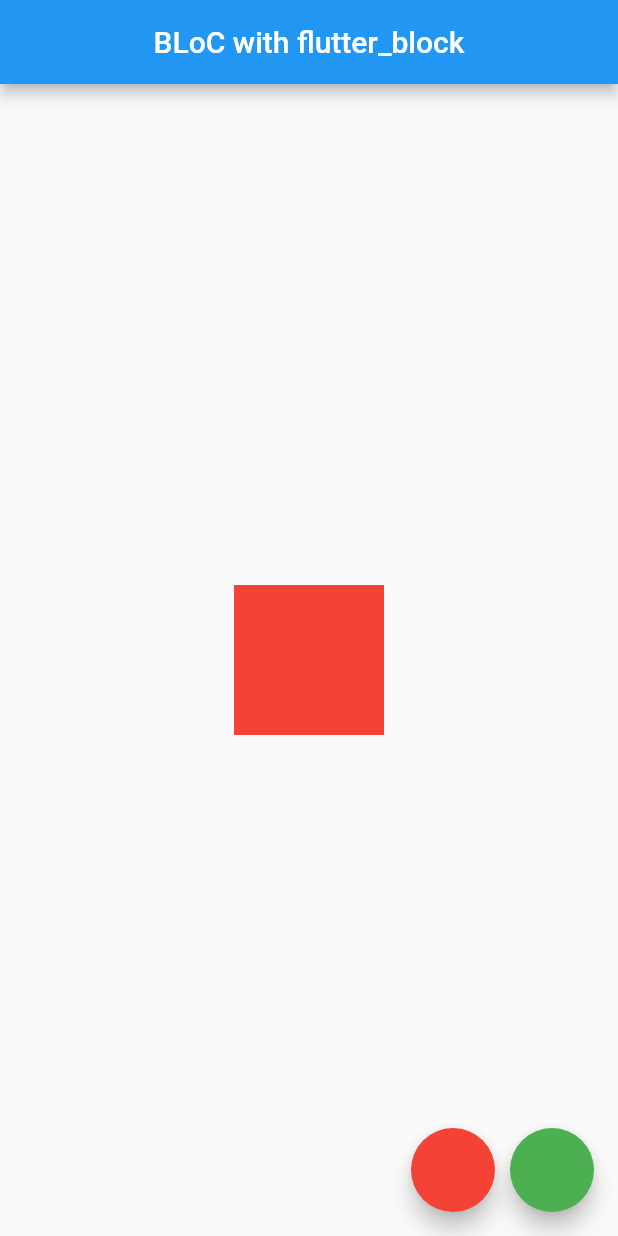
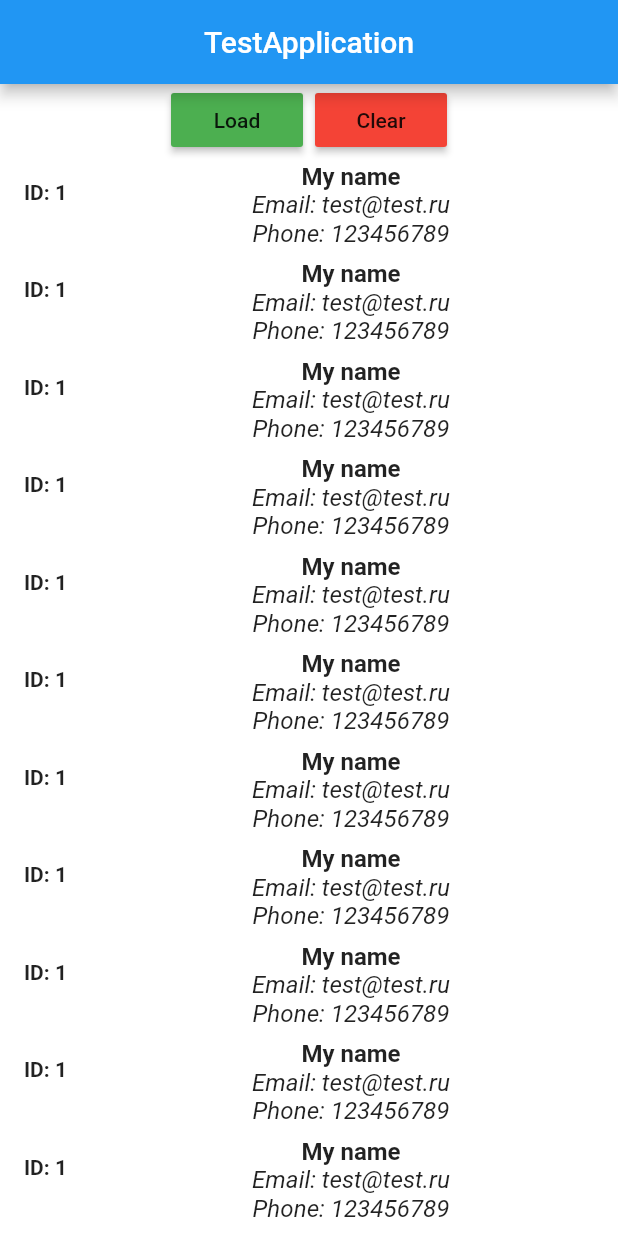
Before and after one commit to Hudihka/hello_fluter, a Flutter app: the screen it shows after launch, on a phone screen of 412 x 824 dp. Run offline on Flutter 3.47's test engine with Material 2 defaults, Android fonts, the phone set to English and light mode, and no system bars; our stand-ins replace flutter_bloc.

Commit message:
ДОБАВЛЕНА ТЕЙБЛ ВЬЮ

```diff
--- /dev/null
+++ b/lib/Pages/home_page.dart
@@ -0,0 +1,23 @@
+
+import 'package:flutter/material.dart';
+import 'package:hello_fluter/widgets/ActionButtons.dart';
+import 'package:hello_fluter/widgets/UserList.dart';
+
+class HomePage extends StatelessWidget {
+  @override
+  Widget build(BuildContext context) {
+    return Scaffold(
+      backgroundColor: Colors.white,
+      appBar: AppBar(
+        title: Text('TestApplication'),
+        centerTitle: true,),
+      body: Column(
+        crossAxisAlignment: CrossAxisAlignment.center,
+        children: [
+          ActionButtons(),
+          Expanded(child: UserList(),)
+        ],
+      ),
+    );
+  }
+}
--- a/lib/main.dart
+++ b/lib/main.dart
@@ -1,8 +1,8 @@
 
 
 import 'package:flutter/material.dart';
-import 'package:flutter_bloc/flutter_bloc.dart';
-import 'package:hello_fluter/colo_block.dart';
+import 'Pages/home_page.dart';
+
 
 void main() {
   runApp(MyApp());
@@ -13,58 +13,7 @@ class MyApp extends StatelessWidget {
   @override
   Widget build(BuildContext context) {
     return MaterialApp(
-      title: 'Flutter Demo',
-      theme: ThemeData(
-        primarySwatch: Colors.blue,
-      ),
-      home: BlocProvider(  ///оборачиваем дочерний класс в блок Провайдер
-        create: (context) => ColorBlock(Colors.red),
-        child: MyHomePage()),
+      home: HomePage(),
     );
   }
 }
-
-class MyHomePage extends StatelessWidget{
-    @override
-  Widget build(BuildContext context) {
-    ColorBlock _block = BlocProvider.of<ColorBlock>(context); //модель класса для прослушки
-    return Scaffold(
-      appBar: AppBar(
-        title: Text('BLoC with flutter_block'),
-        centerTitle: true,
-      ),
-      body: Center(
-        child: BlocBuilder<ColorBlock, Color>(
-          builder: (context, currentColor) =>  //обработка ответа
-          AnimatedContainer(
-          height: 100,
-          width: 100,
-          color: currentColor,
-          duration: Duration(milliseconds: 500),
-        ),
-        ),
-      ),
-      floatingActionButton: Row(
-        mainAxisAlignment: MainAxisAlignment.end,
-        children: [
-          FloatingActionButton(
-            backgroundColor: Colors.red,
-            onPressed: (){
-              ///////////передача события
-              _block.add(ColorEvent.event_red);
-            },
-          ),
-          SizedBox(width: 10),
-          FloatingActionButton(
-            backgroundColor: Colors.green,
-            onPressed: (){
-              ///////////передача события
-              _block.add(ColorEvent.event_green);
-            },
-          ),
-        ],
-      ),
-    );
-  }
-
-}
--- /dev/null
+++ b/lib/widgets/ActionButtons.dart
@@ -0,0 +1,30 @@
+
+
+
+import 'package:flutter/material.dart';
+
+class ActionButtons extends StatelessWidget {
+  @override
+  Widget build(BuildContext context) {
+    return Row(
+      mainAxisSize: MainAxisSize.min,
+      children: [
+        RaisedButton(
+          child: Text('Load'),
+          onPressed: () {
+
+          },
+          color: Colors.green,
+        ),
+        SizedBox(width: 8),
+        RaisedButton(
+          child: Text('Clear'),
+          onPressed: () {
+
+          },
+          color: Colors.red,
+        ),
+      ],
+    );
+  }
+}
--- /dev/null
+++ b/lib/widgets/UserList.dart
@@ -0,0 +1,26 @@
+import 'package:flutter/material.dart';
+
+class UserList extends StatelessWidget {
+  @override
+  Widget build(BuildContext context) {
+    return ListView.builder(
+      itemCount: 20,
+      itemBuilder: (context, index) => Container(
+        child: ListTile(
+          leading: Text('ID: 1', style: TextStyle(fontWeight: FontWeight.bold),),
+          title: Column(
+            children: [
+              Text('My name', style: TextStyle(fontWeight: FontWeight.bold),),
+              Column(
+                children: [
+                  Text('Email: test@test.ru', style: TextStyle(fontStyle: FontStyle.italic),),
+                  Text('Phone: 123456789', style: TextStyle(fontStyle: FontStyle.italic),),
+                ],
+              )
+            ],
+          ),
+        ),
+      ),
+    );
+  }
+}
```
Also changed, not shown: lib/colo_block.dart (+0 -42 lines).
